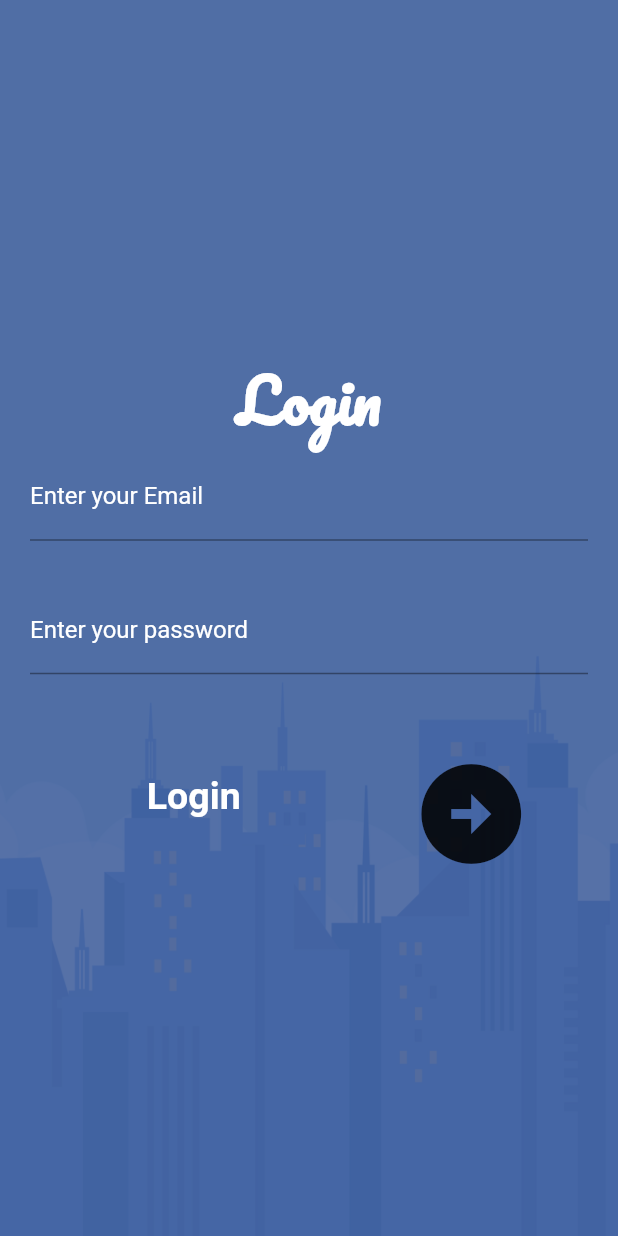
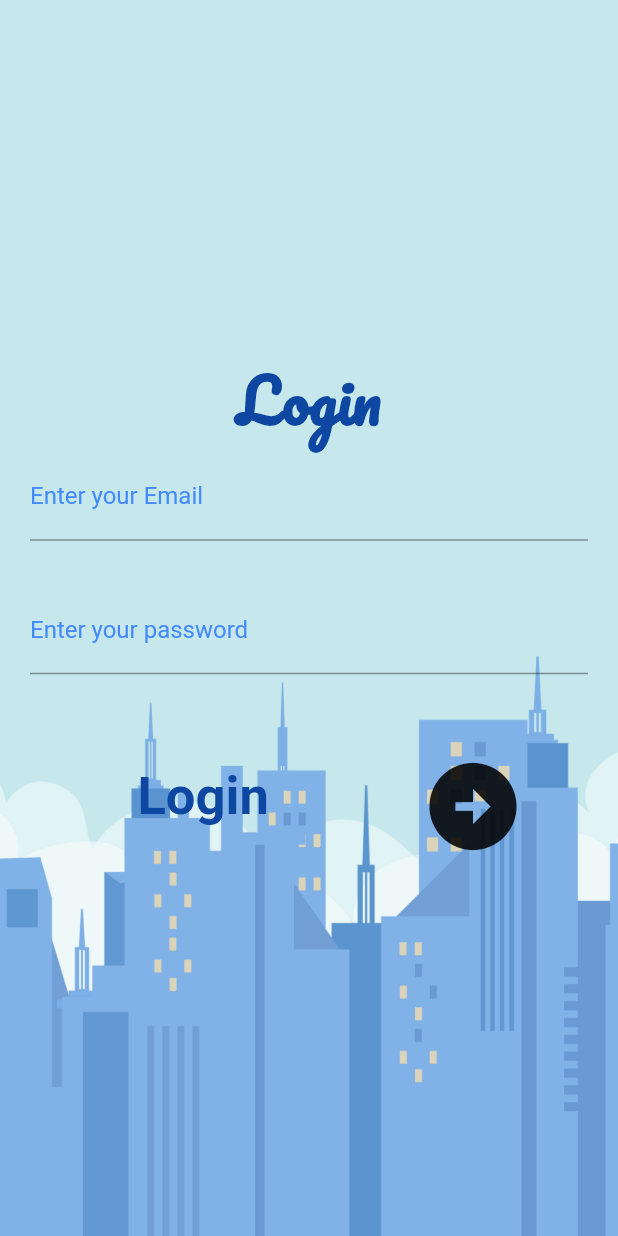
Before and after one commit to harshcodes17/Team-Triggers, a Flutter app: the screen it shows after launch, after a tap on "Log in", on a phone screen of 412 x 824 dp. Run offline on Flutter 3.47's test engine with Material 2 defaults, Android fonts, the phone set to English and light mode, and no system bars.

```diff
--- a/lib/main.dart
+++ b/lib/main.dart
@@ -1,4 +1,5 @@
 import 'package:flutter/material.dart';
+import 'package:student_facilitation/screens/home.dart';
 import 'package:student_facilitation/screens/welcome.dart';
 import 'package:student_facilitation/screens/login.dart';
 import 'package:student_facilitation/screens/register.dart';
@@ -11,6 +12,7 @@ void main() {
       'welcome': (context) => WelcomePage(),
       'login': (context) => MyLogin(),
       'register': (context) => MyRegister(),
+      'home': (context) => HomePage(),
     },
   ));
 }
--- a/lib/screens/login.dart
+++ b/lib/screens/login.dart
@@ -20,8 +20,8 @@ class _MyLoginState extends State<MyLogin> {
               fit: BoxFit.cover),
         ),
         child: Container(
-          padding: EdgeInsets.only(left: 20, right: 20, bottom: 90, top: 90),
-          color: Color(0xFF3b5999).withOpacity(.85),
+          padding: EdgeInsets.only(left: 20, right: 20, bottom: 50, top: 50),
+          //color: Color(0xFF3b5999).withOpacity(.85),
 
           // color: Colors.transparent,
           child: Scaffold(
@@ -36,33 +36,31 @@ class _MyLoginState extends State<MyLogin> {
                       fontFamily: 'Pacifico',
                       fontSize: 40,
                       fontWeight: FontWeight.bold,
-                      color: Colors.white,
+                      color: Colors.blue.shade900,
                     ),
                   ),
                   TextField(
-                    cursorColor: Colors.white,
+                    cursorColor: Colors.blue.shade800,
                     keyboardType: TextInputType.emailAddress,
-                    textAlign: TextAlign.center,
                     decoration: InputDecoration(
                         hintText: 'Email Address',
                         hintStyle: TextStyle(color: Colors.white),
                         labelText: 'Enter your Email',
                         labelStyle: TextStyle(
-                          color: Colors.white,
+                          color: Colors.blueAccent,
                         )),
                   ),
                   SizedBox(height: 30),
                   TextField(
-                    cursorColor: Colors.white,
+                    cursorColor: Colors.blue.shade900,
                     obscureText: true,
                     keyboardType: TextInputType.visiblePassword,
-                    textAlign: TextAlign.center,
                     decoration: InputDecoration(
                         hintText: 'Password',
                         hintStyle: TextStyle(color: Colors.white),
                         labelText: 'Enter your password',
                         labelStyle: TextStyle(
-                          color: Colors.white,
+                          color: Colors.blueAccent,
                         )),
                   ),
                   SizedBox(
@@ -76,18 +74,20 @@ class _MyLoginState extends State<MyLogin> {
                         Text(
                           'Login',
                           style: TextStyle(
-                            color: Colors.white,
-                            fontSize: 25.0,
+                            color: Colors.blue.shade900,
+                            fontSize: 35.0,
                             fontWeight: FontWeight.bold,
                           ),
                         ),
                         Padding(
                           padding: const EdgeInsets.only(bottom: 25),
                           child: IconButton(
-                            onPressed: () {},
+                            onPressed: () {
+                              Navigator.pushNamed(context, 'home');
+                            },
                             icon: Icon(
                               Icons.arrow_circle_right,
-                              size: 80,
+                              size: 70,
                             ),
                           ),
                         ),
--- a/lib/screens/welcome.dart
+++ b/lib/screens/welcome.dart
@@ -40,7 +40,7 @@ class _WelcomePageState extends State<WelcomePage> {
                     'Welcome Student!',
                     style: TextStyle(
                       fontSize: 38,
-                      color: Colors.blue.shade300,
+                      color: Colors.blue.shade900,
                       fontFamily: 'Pacifico',
                       fontWeight: FontWeight.bold,
                     ),
```
Also changed, not shown: lib/my_flutter_app_icons.dart (deleted, +0 -26 lines), lib/screens/home.dart (added, +15 -0 lines).
